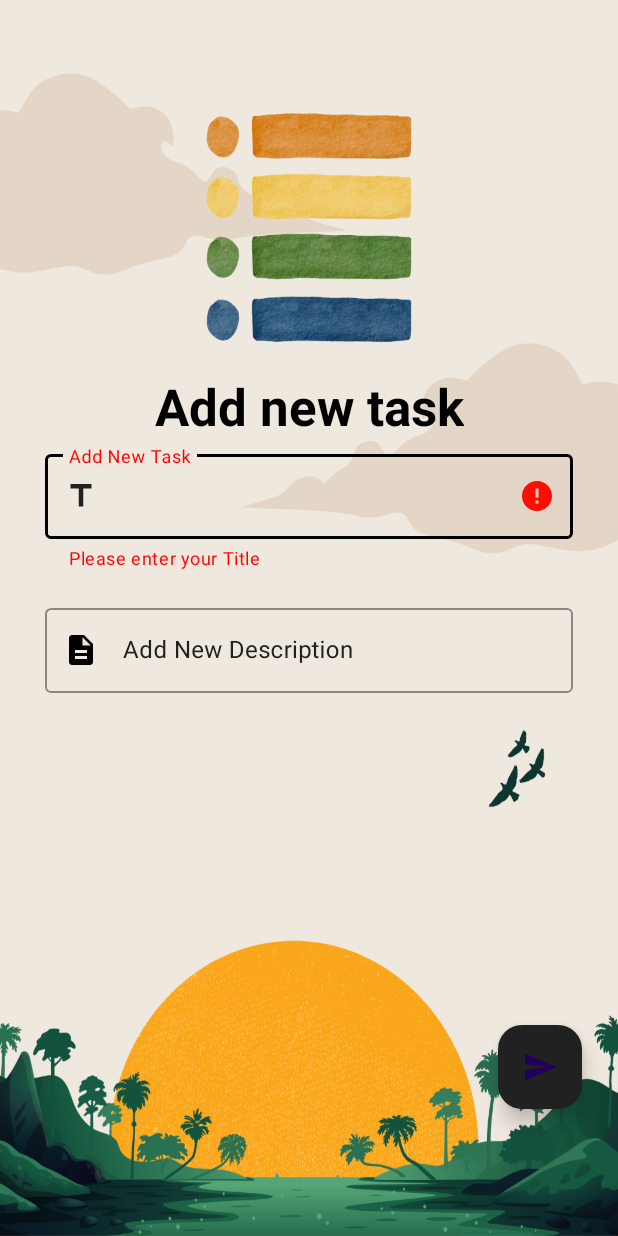
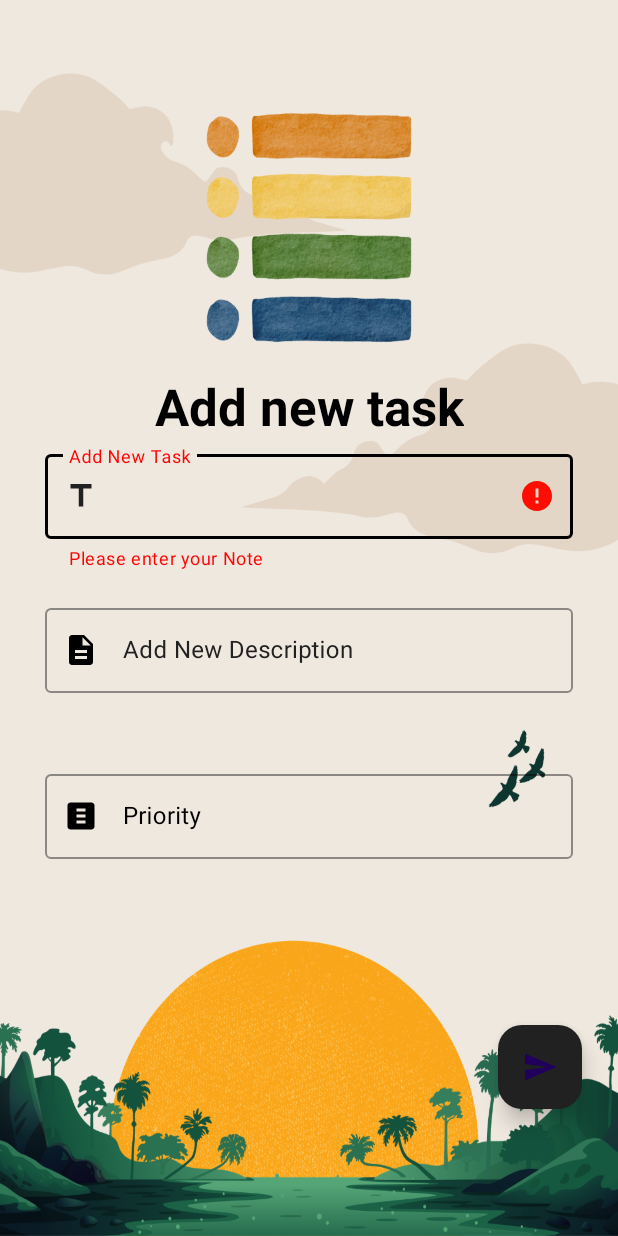
Before and after one commit to duvindunimsara/Task-Management-App, an Android app: the AddNoteActivity screen opened directly, with no data from a screen before it, after a tap on "Send", on a phone screen of 412 x 824 dp. Run offline under Robolectric (Android 15) with nearby library versions, the phone set to English and light mode, and no system bars; Roboto replaces fonts that are not available here.

Commit message:
fix bugs and add priority input

```diff
--- a/app/src/main/AndroidManifest.xml
+++ b/app/src/main/AndroidManifest.xml
@@ -25,7 +25,7 @@
             android:exported="false"
             android:screenOrientation="portrait" />
         <activity
-            android:name=".AddNoteActivity"
+            android:name="com.example.taskmanagementapp.AddNoteActivity"
             android:exported="false"
             android:screenOrientation="portrait" />
         <activity
--- a/app/src/main/java/com/example/task_management/AddNoteActivity.kt
+++ b/app/src/main/java/com/example/task_management/AddNoteActivity.kt
@@ -1,19 +1,20 @@
-package com.example.task_management
+package com.example.taskmanagementapp
 
 import android.content.Intent
 import android.os.Bundle
 import android.widget.Toast
 import androidx.appcompat.app.AppCompatActivity
+import com.example.task_management.MainActivity
+import com.example.task_management.R
 import com.example.task_management.db.DBOpenHelper
 import com.google.android.material.floatingactionbutton.FloatingActionButton
 import com.google.android.material.textfield.TextInputLayout
 
-
 class AddNoteActivity : AppCompatActivity() {
-
 
     private lateinit var etTitle: TextInputLayout
     private lateinit var etDescription: TextInputLayout
+    private lateinit var etPriority: TextInputLayout // Added reference to priority TextInputLayout
     private lateinit var fabSend: FloatingActionButton
     private val dbOpenHelper = DBOpenHelper(this)
 
@@ -24,45 +25,41 @@ class AddNoteActivity : AppCompatActivity() {
 
         etTitle = findViewById(R.id.et_title)
         etDescription = findViewById(R.id.et_description)
+        etPriority = findViewById(R.id.et_priority) // Initialize priority TextInputLayout
         fabSend = findViewById(R.id.fab_send)
 
         fabSend.setOnClickListener {
             fabSendData()
         }
-
     }
 
     private fun fabSendData() {
+        val title = etTitle.editText?.text.toString()
+        val description = etDescription.editText?.text.toString()
+        val priority = etPriority.editText?.text.toString() // Get priority input
 
-        if (etTitle.editText?.text.toString().isEmpty()) {
-            etTitle.error = "Please enter your Title"
+        if (title.isEmpty()) {
+            etTitle.error = "Please enter your Note"
             etTitle.requestFocus()
             return
         }
 
-        if (etDescription.editText?.text.toString().isEmpty()) {
+        if (description.isEmpty()) {
             etDescription.error = "Please enter your Description"
             etDescription.requestFocus()
             return
         }
 
-        if (notEmpty()) {
-            dbOpenHelper.addNote(
-                etTitle.editText?.text.toString(),
-                etDescription.editText?.text.toString()
-            )
-            Toast.makeText(this, "Added", Toast.LENGTH_SHORT).show()
-            val intentToMainActivity = Intent(this, MainActivity::class.java)
-            startActivity(intentToMainActivity)
-            finish()
+        if (priority.isEmpty()) {
+            etPriority.error = "Please enter priority"
+            etPriority.requestFocus()
+            return
         }
 
+        dbOpenHelper.addNote(title, description, priority.toInt())
+        Toast.makeText(this, "Added", Toast.LENGTH_SHORT).show()
+        val intentToMainActivity = Intent(this, MainActivity::class.java)
+        startActivity(intentToMainActivity)
+        finish()
     }
-
-
-    private fun notEmpty(): Boolean {
-        return (etTitle.editText?.text.toString().isNotEmpty()
-                && etDescription.editText?.text.toString().isNotEmpty())
-    }
-
 }
--- a/app/src/main/java/com/example/task_management/model/NoteModel.kt
+++ b/app/src/main/java/com/example/task_management/model/NoteModel.kt
@@ -4,6 +4,7 @@ data class NoteModel(
 
     val id: Int,
     val title: String,
-    val description: String
+    val description: String,
+    val priority:Int
 
 )
--- a/app/src/main/java/com/example/task_management/utils/Constant.kt
+++ b/app/src/main/java/com/example/task_management/utils/Constant.kt
@@ -3,3 +3,4 @@ package com.example.task_management.utils
 const val TABLE_NAME = "NoteTable"
 const val COLUMN_NAME_TITLE = "NoteTitle"
 const val COLUMN_NAME_DESCRIPTION = "NoteDescription"
+const val COLUMN_NAME_PRIORITY = "NotePriority" // Add this constant for priority column
--- a/app/src/main/java/com/example/task_management/utils/DialogBox.kt
+++ b/app/src/main/java/com/example/task_management/utils/DialogBox.kt
@@ -1,4 +1,4 @@
-package com.example.task_management.utils
+package com.example.taskmanagementapp.utils
 
 import android.app.Activity
 import android.content.Context
@@ -11,6 +11,8 @@ import com.example.task_management.R
 import com.example.task_management.UpdateNoteActivity
 import com.example.task_management.db.DBOpenHelper
 import com.example.task_management.model.NoteModel
+import com.example.task_management.utils.COLUMN_NAME_DESCRIPTION
+import com.example.task_management.utils.COLUMN_NAME_TITLE
 import com.google.android.material.dialog.MaterialAlertDialogBuilder
 
 
--- /dev/null
+++ b/app/src/main/res/drawable/ic_baseline_priority_high_24.xml
@@ -0,0 +1,10 @@
+<vector xmlns:android="http://schemas.android.com/apk/res/android"
+    android:width="24dp"
+    android:height="24dp"
+    android:tint="?attr/colorControlNormal"
+    android:viewportWidth="24"
+    android:viewportHeight="24">
+    <path
+        android:fillColor="@android:color/white"
+        android:pathData="M21,5V19c0,1.1 -0.9,2 -2,2H5c-1.1,0 -2,-0.9 -2,-2V5c0,-1.1 0.9,-2 2,-2h14c1.1,0 2,0.9 2,2zM15,7h-6v2h6V7zM15,11h-6v2h6v-2zM15,15h-6v2h6v-2z" />
+</vector>
--- a/app/src/main/res/layout/activity_add_note.xml
+++ b/app/src/main/res/layout/activity_add_note.xml
@@ -101,6 +101,39 @@
 
     </com.google.android.material.textfield.TextInputLayout>
 
+    <com.google.android.material.textfield.TextInputLayout
+        android:id="@+id/et_priority"
+        style="@style/Widget.MaterialComponents.TextInputLayout.OutlinedBox"
+        android:layout_width="0dp"
+        android:layout_height="wrap_content"
+        android:layout_marginTop="28dp"
+        android:hint="Priority"
+        android:textColorHint="@color/black"
+        app:boxStrokeColor="@color/black"
+        app:boxStrokeErrorColor="@color/black"
+        app:counterOverflowTextColor="@color/error_icon_color"
+        app:cursorErrorColor="@color/error_icon_color"
+        app:endIconMode="clear_text"
+        app:errorEnabled="true"
+        app:errorIconTint="@color/error_icon_color"
+        app:errorTextColor="@color/error_icon_color"
+        app:hintTextColor="@color/black"
+        app:layout_constraintEnd_toStartOf="@id/guideline_end"
+        app:layout_constraintHorizontal_bias="0.0"
+        app:layout_constraintStart_toEndOf="@id/guideline_start"
+        app:layout_constraintTop_toBottomOf="@id/et_description"
+        app:startIconDrawable="@drawable/ic_baseline_priority_high_24"
+        app:startIconTint="@color/black">
+
+        <com.google.android.material.textfield.TextInputEditText
+            android:id="@+id/et_priority_input"
+            android:layout_width="match_parent"
+            android:layout_height="wrap_content"
+            android:inputType="number"
+            android:textColor="@color/black" />
+
+    </com.google.android.material.textfield.TextInputLayout>
+
     <com.google.android.material.floatingactionbutton.FloatingActionButton
         android:id="@+id/fab_send"
         android:layout_width="wrap_content"
```
Also changed, not shown: app/src/main/java/com/example/task_management/MainActivity.kt (+4 -3 lines), app/src/main/java/com/example/task_management/UpdateNoteActivity.kt (+19 -13 lines), app/src/main/java/com/example/task_management/adapter/NoteAdapter.kt (+7 -13 lines), app/src/main/java/com/example/task_management/db/DBOpenHelper.kt (+11 -21 lines), app/src/main/res/layout/activity_update_note.xml (+29 -2 lines), app/src/main/res/layout/main_recycler_single_item.xml (+11 -0 lines).
